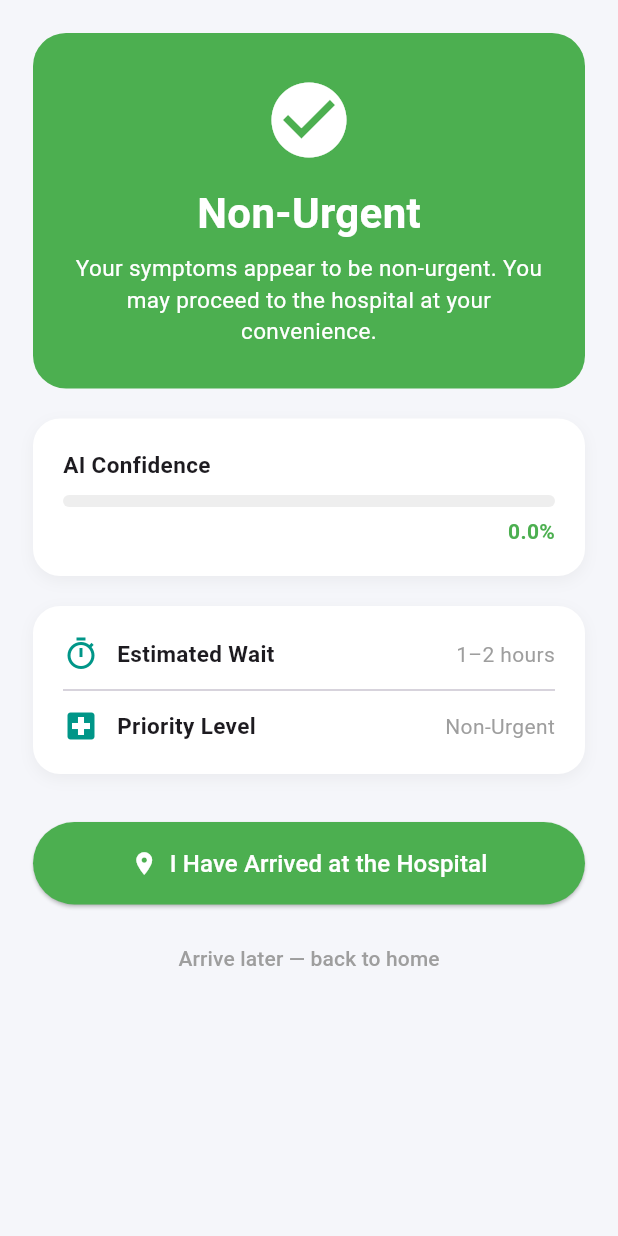
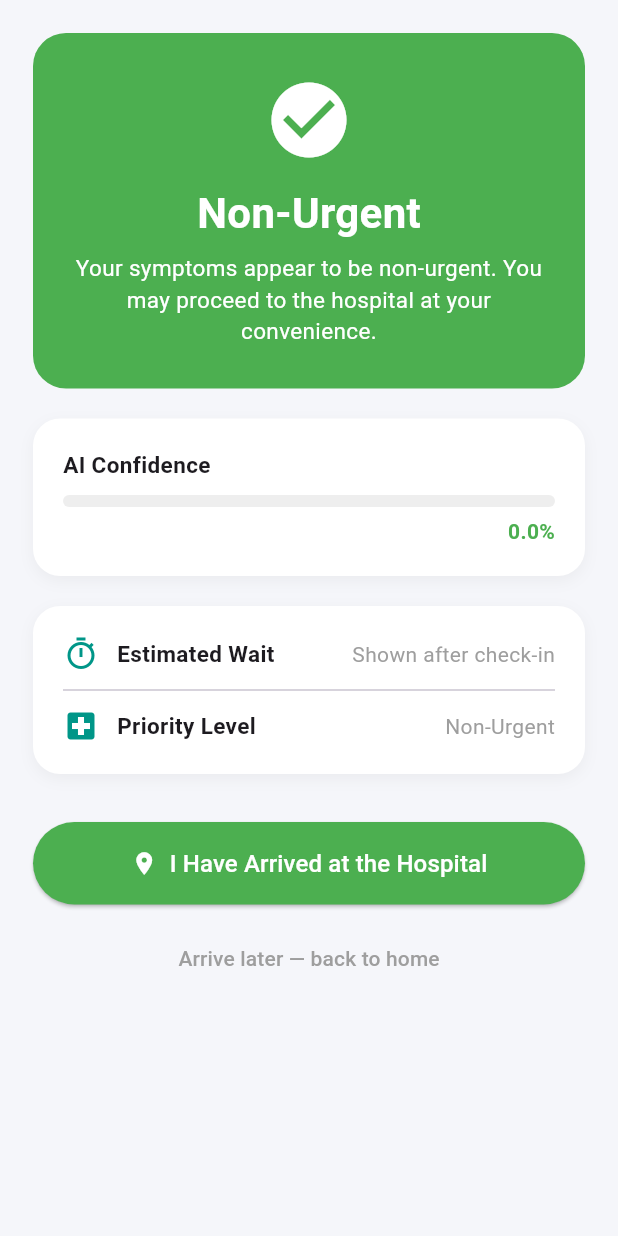
Before and after one commit to f29tm/queueless, a Flutter app: the SymptomResultScreen screen opened directly with empty values, on a phone screen of 412 x 824 dp. Run offline on Flutter 3.47's test engine with Material 3 defaults, Android fonts, the phone set to English and light mode, and no system bars; our stand-ins replace cloud_firestore, firebase_auth, firebase_core; missing offline and left inert: mailer; accounts and stored records are empty.

Commit message:
fix: tighten queue handoff and patient wait info

```diff
--- a/lib/screens/nurse/nurse_dashboard_screen.dart
+++ b/lib/screens/nurse/nurse_dashboard_screen.dart
@@ -468,6 +468,7 @@ class _VitalsSheetState extends State<_VitalsSheet> {
         'queueType': 'doctor',
         'nurseChecked': true,
         'nurseCheckedAt': FieldValue.serverTimestamp(),
+        'triageCompletedAt': FieldValue.serverTimestamp(),
         'updatedAt': FieldValue.serverTimestamp(),
       });
 
--- a/lib/screens/patient/symptom_result_screen.dart
+++ b/lib/screens/patient/symptom_result_screen.dart
@@ -59,14 +59,8 @@ class SymptomResultScreen extends StatelessWidget {
   }
 
   String get _waitTime {
-    switch (triageResult.prediction) {
-      case 'Emergency':
-        return 'Immediate';
-      case 'Urgent':
-        return '20–40 minutes';
-      default:
-        return '1–2 hours';
-    }
+    if (triageResult.prediction == 'Emergency') return 'Immediate';
+    return 'Shown after check-in';
   }
 
   @override
@@ -143,37 +137,6 @@ class SymptomResultScreen extends StatelessWidget {
                   ),
                 ),
               ]),
-
-              // DEFERRED WARNING — patient-friendly, no technical jargon
-              if (triageResult.deferred) ...[
-                const SizedBox(height: 16),
-                Container(
-                  padding: const EdgeInsets.all(16),
-                  decoration: BoxDecoration(
-                    color: Colors.amber.shade50,
-                    borderRadius: BorderRadius.circular(14),
-                    border: Border.all(color: Colors.amber.shade300),
-                  ),
-                  child: Row(
-                    crossAxisAlignment: CrossAxisAlignment.start,
-                    children: [
-                      Icon(Icons.info_outline,
-                          color: Colors.amber.shade700, size: 20),
-                      const SizedBox(width: 12),
-                      const Expanded(
-                        child: Text(
-                          "A nurse will review your case when you arrive.",
-                          style: TextStyle(
-                              fontSize: 14,
-                              height: 1.4,
-                              color: Colors.black87),
-                        ),
-                      ),
-                    ],
-                  ),
-                ),
-              ],
-
               const SizedBox(height: 20),
 
               // WAIT TIME INFO CARD
```
Also changed, not shown: lib/screens/patient/arrival_checkin_screen.dart (+115 -2 lines), 1 other file.
